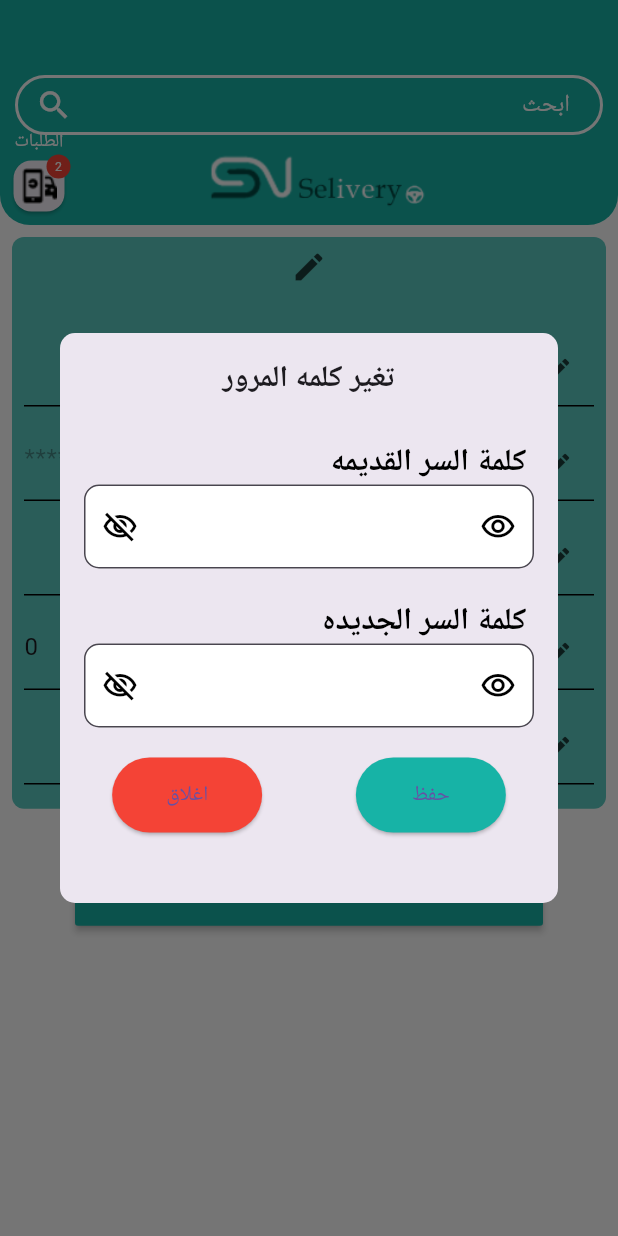
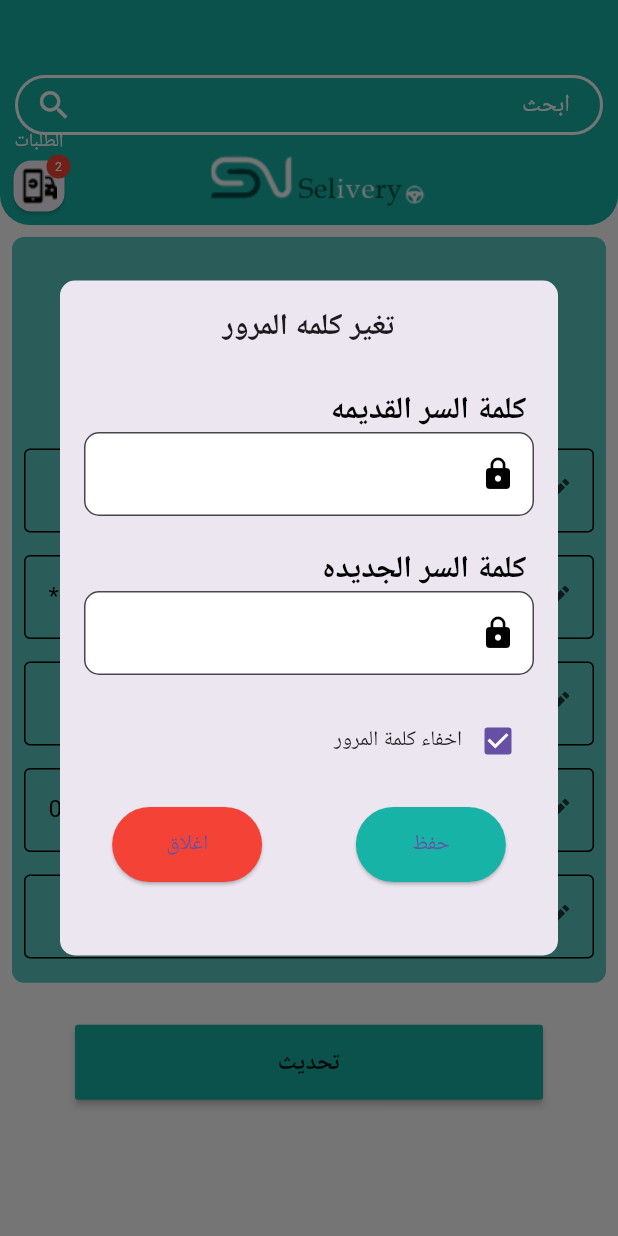
Before and after one commit to hassan553/selivery_client, a Flutter app: the ClientEditProfileView screen opened directly, after a tap on "كلمة المرور", on a phone screen of 412 x 824 dp. Run offline on Flutter 3.47's test engine with Material 3 defaults, Android fonts, the phone set to English and light mode, and no system bars; our stand-ins replace awesome_dialog, bloc, dartz, dio, equatable, firebase_core and 8 more; missing offline and left inert: animated_snack_bar; accounts and stored records are empty; network calls fail; project files that could hold a hidden picture were left out.

Commit message:
edit upload image

```diff
--- a/lib/app/app.dart
+++ b/lib/app/app.dart
@@ -2,7 +2,6 @@ import 'package:flutter/material.dart';
 import 'package:get/get.dart';
 import 'package:selivery_client/binding.dart';
 import 'package:selivery_client/features/home/views/main_view.dart';
-
 import '../core/rescourcs/app_theme.dart';
 import '../features/splash/presentation/splash.dart';
 
@@ -18,7 +17,7 @@ class SeliveryClient extends StatelessWidget {
       title: 'Selivery ',
       theme: appTheme(),
       textDirection: TextDirection.rtl,
-      home:MainView(),
+      home: MainView(),
     );
   }
 }
--- a/lib/core/helper/notifictions_helper.dart
+++ b/lib/core/helper/notifictions_helper.dart
@@ -15,6 +15,7 @@ class FirebaseMessagingService {
   // Get the device token for push notifications
   static Future<String?> getDeviceTok() async {
     try {
+      print(await _firebaseMessaging.getToken());
       return await _firebaseMessaging.getToken();
     } catch (error) {
       return null;
@@ -47,7 +48,7 @@ class FirebaseMessagingService {
   }
 
   // Subscribe to a topic
- static Future<void> subscribeToTopic(String topic) async {
+  static Future<void> subscribeToTopic(String topic) async {
     await _firebaseMessaging.subscribeToTopic(topic);
   }
 
@@ -65,7 +66,6 @@ class FirebaseMessagingService {
 
     FirebaseMessaging.onMessageOpenedApp.listen((RemoteMessage? message) {
       if (message != null) {
-
         _handleNotification(message);
       }
     });
--- a/lib/core/widgets/custom_image.dart
+++ b/lib/core/widgets/custom_image.dart
@@ -1,6 +1,8 @@
 // ignore_for_file: public_member_api_docs, sort_constructors_first
 import 'package:flutter/material.dart';
+import 'package:flutter/services.dart';
 
+import '../contants/api.dart';
 import '../rescourcs/app_colors.dart';
 
 class CustomAssetsImage extends StatelessWidget {
@@ -39,11 +41,32 @@ class CustomNetworkImage extends StatelessWidget {
     this.height,
     this.boxFit,
   });
+  String checkImage(String? image) {
+    try {
+      if (image == null) {
+        return '';
+      }
+      String i = '${baseUri}images\\$image';
+      print(i);
+      if (i == baseUri) {
+        return '';
+      }
+      return i;
+    } on PlatformException catch (e) {
+      print('e${e.toString()}');
+      return '';
+    } catch (error) {
+      print(error.toString());
+      return '';
+    }
+  }
 
   @override
   Widget build(BuildContext context) {
+    print('image$imagePath');
     return Image.network(
-      imagePath??'',
+      checkImage(imagePath),
+      fit: boxFit,
       loadingBuilder: (BuildContext context, Widget child,
           ImageChunkEvent? loadingProgress) {
         if (loadingProgress == null) {
--- a/lib/core/widgets/image_picker.dart
+++ b/lib/core/widgets/image_picker.dart
@@ -7,7 +7,7 @@ class PickImage {
   File pickedImage;
     final imagePicker = ImagePicker();
     final _pickedImage =
-        await imagePicker.pickImage(source: ImageSource.gallery);
+        await imagePicker.pickImage(source: ImageSource.gallery,imageQuality: 60);
 
     if (_pickedImage != null) {
       pickedImage = File(_pickedImage.path);
--- a/lib/features/profile/controller/client_profile_controller.dart
+++ b/lib/features/profile/controller/client_profile_controller.dart
@@ -8,10 +8,10 @@ import '../data/repository/client_profile_repo.dart';
 
 class ClientProfileController extends GetxController {
   ClientProfileRepo clientProfileRepo = ClientProfileRepo();
-  final TextEditingController gander = TextEditingController();
-  final TextEditingController name = TextEditingController();
-  final TextEditingController phone = TextEditingController();
-  final TextEditingController age = TextEditingController(text: '0');
+  final TextEditingController genderController = TextEditingController();
+  final TextEditingController nameController = TextEditingController();
+  final TextEditingController phoneController = TextEditingController();
+  final TextEditingController ageController = TextEditingController(text: '0');
   final TextEditingController password = TextEditingController(text: '*****');
 
   bool isLoading = false;
@@ -28,6 +28,7 @@ class ClientProfileController extends GetxController {
       }, (r) {
         isLoading = false;
         clientProfileModel = r;
+        errorMessage = '';
       });
     } else {
       errorMessage = 'لا يوجد اتصال بالانترنت';
@@ -87,7 +88,36 @@ class ClientProfileController extends GetxController {
             context: context,
             message: 'تم التغير بنجاح',
             requestStates: RequestStates.success);
+        getClientProfile();
       });
+    } else {
+      showSnackBarWidget(
+          context: context,
+          message: 'لا يوجد اتصال بالانترنت',
+          requestStates: RequestStates.error);
+    }
+    update();
+  }
+
+  bool changeImageLoding = false;
+  changePicture(context) async {
+    if (await checkInternet()) {
+      try {
+        changeImageLoding = true;
+        update();
+        await clientProfileRepo.pickClientImage();
+        changeImageLoding = false;
+         showSnackBarWidget(
+            context: context,
+            message: 'تم التغير بنجاح',
+            requestStates: RequestStates.success);
+      } catch (error) {
+        changeImageLoding = false;
+        showSnackBarWidget(
+            context: context,
+            message: "لقد حدث خطا",
+            requestStates: RequestStates.error);
+      }
     } else {
       showSnackBarWidget(
           context: context,
@@ -99,11 +129,11 @@ class ClientProfileController extends GetxController {
 
   void setControllers() {
     try {
-      name.text = clientProfileModel?.name ?? '';
-      age.text = clientProfileModel?.age.toString() ?? '';
-      password.text = '*******';
-      phone.text = clientProfileModel?.phone ?? '';
-      gander.text = clientProfileModel?.gander ?? '';
+      nameController.text = clientProfileModel?.name ?? '';
+      ageController.text = clientProfileModel?.age.toString() ?? '';
+      password.text = '********';
+      phoneController.text = clientProfileModel?.phone ?? '';
+      genderController.text = clientProfileModel?.gander ?? '';
       update();
     } catch (error) {}
   }
@@ -118,9 +148,9 @@ class ClientProfileController extends GetxController {
   @override
   void dispose() {
     // TODO: implement dispose
-    name.dispose();
-    gander.dispose();
-    phone.dispose();
+    nameController.dispose();
+    genderController.dispose();
+    phoneController.dispose();
     password.dispose();
     super.dispose();
   }
--- a/lib/features/profile/cubit/client_profile_state.dart
+++ /dev/null
@@ -1,37 +0,0 @@
-part of 'client_profile_cubit.dart';
-
-class ClientProfileState extends Equatable {
-  const ClientProfileState();
-
-  @override
-  List<Object> get props => [];
-}
-
-class ClientProfileInitial extends ClientProfileState {}
-
-class ClientProfileLoading extends ClientProfileState {}
-
-class ClientProfileError extends ClientProfileState {}
-
-class ClientProfileSuccess extends ClientProfileState {
-  final ClientProfileModel? clientModel;
-
-  const ClientProfileSuccess(this.clientModel);
-}
-
-class ClientUpdateProfileLoading extends ClientProfileState {}
-
-class ClientUpdateProfileError extends ClientProfileState {}
-
-class ClientUpdateProfileSuccess extends ClientProfileState {
-  final ClientProfileModel? clientModel;
-
-  const ClientUpdateProfileSuccess(this.clientModel);
-}
-
-class ClientUpdatePasswordError extends ClientProfileState {}
-
-class ClientUpdatePasswordSuccess extends ClientProfileState {
-  final String message;
-  const ClientUpdatePasswordSuccess(this.message);
-}
--- a/lib/features/profile/presentation/view/client_edit_profile.dart
+++ b/lib/features/profile/presentation/view/client_edit_profile.dart
@@ -1,14 +1,16 @@
 import 'package:flutter/material.dart';
+import 'package:flutter/services.dart';
 import 'package:get/get.dart';
-
+import 'package:selivery_client/features/profile/presentation/widgets/selecte_gender.dart';
 import '../../../../../core/widgets/custom_appBar.dart';
 import '../../../../../core/rescourcs/app_colors.dart';
-
+import '../../../../core/widgets/custom_image.dart';
 import '../../../../core/widgets/custom_loading_widget.dart';
 import '../../../../core/widgets/custom_sized_box.dart';
 import '../../controller/client_profile_controller.dart';
 import '../../data/repository/client_profile_repo.dart';
 import '../widgets/change_password_widget.dart';
+import '../widgets/custom_textfield.dart';
 
 class ClientEditProfileView extends StatefulWidget {
   const ClientEditProfileView({super.key});
@@ -20,6 +22,12 @@ class ClientEditProfileView extends StatefulWidget {
 class _ClientEditProfileViewState extends State<ClientEditProfileView> {
   final formKey = GlobalKey<FormState>();
   final controller = Get.find<ClientProfileController>();
+  @override
+  void initState() {
+    // TODO: implement initState
+    super.initState();
+    controller.setControllers();
+  }
 
   @override
   Widget build(BuildContext context) {
@@ -34,7 +42,6 @@ class _ClientEditProfileViewState extends State<ClientEditProfileView> {
                 borderRadius: BorderRadius.circular(8),
               ),
               child: GetBuilder<ClientProfileController>(builder: (controller) {
-                controller.setControllers();
                 return Padding(
                   padding: const EdgeInsets.all(8),
                   child: Form(
@@ -42,30 +49,54 @@ class _ClientEditProfileViewState extends State<ClientEditProfileView> {
                     child: Column(
                       mainAxisSize: MainAxisSize.min,
                       children: [
+                        if (controller.changeImageLoding) ...[
+                          const SizedBox(height: 20),
+                          const LinearProgressIndicator(
+                              color: Colors.green, backgroundColor: Colors.red),
+                          const SizedBox(height: 20),
+                        ],
                         Stack(
                           alignment: Alignment.bottomLeft,
                           children: [
-                            // ClipRRect(
-                            //     borderRadius: BorderRadius.circular(60),
-                            //     child: CustomNetworkImage(
-                            //       imagePath:
-                            //           "http://192.168.1.122:8000/${controller.clientProfileModel?.image}",
-                            //       width: 120,
-                            //       boxFit: BoxFit.fill,
-                            //     )),
+                            SizedBox(
+                              width: 150,
+                              height: 100,
+                              child: ClipRRect(
+                                borderRadius: BorderRadius.circular(10),
+                                child: CustomNetworkImage(
+                                  imagePath:
+                                      controller.clientProfileModel?.image ??
+                                          '',
+                                  boxFit: BoxFit.fill,
+                                ),
+                              ), // Replace with your image path
+                            ),
                             InkWell(
                               onTap: () {
-                                ClientProfileRepo().pickClientImage();
+                                controller.changePicture(context);
                               },
+                              child: CircleAvatar(
+                                backgroundColor: AppColors.primaryColor,
                                 child: Icon(
                                   Icons.edit,
                                   color: AppColors.black.withOpacity(.7),
                                 ),
                               ),
+                            ),
                           ],
                         ),
                         const CustomSizedBox(value: .04),
-                        editTextFiled('الاسم', controller.name),
+                        EditField(
+                            validate: (p0) {
+                              if (p0 == null) {
+                                return 'لا يسمح بقيمه فارغه';
+                              } else if (p0.isEmpty) {
+                                return 'لا يسمح بقيمه فارغه';
+                              }
+                              return null;
+                            },
+                            prefix: 'الاسم',
+                            hint: controller.nameController),
                         const SizedBox(height: 15),
                         InkWell(
                             onTap: () {
@@ -76,15 +107,63 @@ class _ClientEditProfileViewState extends State<ClientEditProfileView> {
                                 },
                               );
                             },
-                          child: editTextFiled(
-                              'كلمة المرور', controller.password, false),
+                            child: EditField(
+                                prefix: 'كلمة المرور',
+                                hint: TextEditingController(text: '*****'),
+                                isEnable: false)),
+                        const SizedBox(height: 15),
+                        EditField(
+                            validate: (p0) {
+                              if (p0 == null) {
+                                return 'لا يسمح بقيمه فارغه';
+                              } else if (p0.isEmpty) {
+                                return 'لا يسمح بقيمه فارغه';
+                              } else if (p0.length != 11) {
+                                return 'ادخل رقم صحيح';
+                              }
+                              return null;
+                            },
+                            type: TextInputType.phone,
+                            prefix: 'رقم الموبايل',
+                            hint: controller.phoneController),
+                        const SizedBox(height: 15),
+                        EditField(
+                            validate: (p0) {
+                              int p = 0;
+                              if (p0 != null) {
+                                if (p0.isNotEmpty) {
+                                  p = int.parse(p0);
+                                }
+                              }
+                              if (p0 == null) {
+                                return 'لا يسمح بقيمه فارغه';
+                              } else if (p < 21) {
+                                return 'العمر يجب ان يزيد عن 21 عاما';
+                              } else if (p > 100) {
+                                return 'ادخل رقم صحيح';
+                              } else if (p0.isEmpty) {
+                                return 'لا يسمح بقيمه فارغه';
+                              }
+                              return null;
+                            },
+                            type: TextInputType.number,
+                            prefix: 'السن',
+                            hint: controller.ageController),
+                        const SizedBox(height: 15),
+                        InkWell(
+                          onTap: () {
+                            showDialog(
+                              context: context,
+                              builder: (context) {
+                                return const SelecteGenderWidget();
+                              },
+                            );
+                          },
+                          child: EditField(
+                              prefix: 'النوع',
+                              isEnable: false,
+                              hint: controller.genderController),
                         ),
-                        const SizedBox(height: 15),
-                        editTextFiled('رقم الموبايل', controller.phone),
-                        const SizedBox(height: 15),
-                        editTextFiled('السن', controller.age),
-                        const SizedBox(height: 15),
-                        editTextFiled('النوع', controller.gander),
                         const CustomSizedBox(value: .01),
                       ],
                     ),
@@ -100,18 +179,14 @@ class _ClientEditProfileViewState extends State<ClientEditProfileView> {
                       padding: const EdgeInsets.symmetric(horizontal: 50),
                       child: MaterialButton(
                         onPressed: () {
+                          if (formKey.currentState!.validate()) {
                             controller.updateProfile(
                                 context: context,
-                              age: controller.age?.text??'',
-                              gender: controller.gander?.text??'',
-                              name: controller.name?.text??'',
-                              phone: controller.phone?.text??'');
-                          // ClientProfileCubit.get(co?ntext)
-                          //     .updateClientProfileInfo(
-                          //         phone: cubit.phone.text,
-                          //         name: cubit.name.text,
-                          //         gender: cubit.gander.text,
-                          //         age: int.parse(cubit.age.text));
+                                age: controller.ageController.text,
+                                gender: controller.genderController.text,
+                                name: controller.nameController.text,
+                                phone: controller.phoneController.text);
+                          }
                         },
                         height: 50,
                         minWidth: 80,
@@ -130,15 +205,13 @@ class _ClientEditProfileViewState extends State<ClientEditProfileView> {
     );
   }
 
-  Widget editTextFiled(String prefix, TextEditingController? controller,
-      [bool? isEnable]) {
+  Widget editTextFiled(String prefix, String hint, [bool? isEnable]) {
     return TextFormField(
-      controller: controller,
       onChanged: (value) {
         setState(() {
-          controller?.text = value;
-          print(controller?.text);
+          hint = value;
         });
+        print('hin$hint');
       },
       onTapOutside: (value) {
         FocusScope.of(context).unfocus();
@@ -147,6 +220,8 @@ class _ClientEditProfileViewState extends State<ClientEditProfileView> {
       cursorColor: AppColors.black,
       decoration: InputDecoration(
         enabled: isEnable ?? true,
+        hintText: hint,
+        hintTextDirection: TextDirection.ltr,
         prefixText: prefix,
         prefixStyle: const TextStyle(color: AppColors.black),
         prefixIcon: Icon(
@@ -154,11 +229,11 @@ class _ClientEditProfileViewState extends State<ClientEditProfileView> {
           size: 20,
           color: AppColors.black.withOpacity(.7),
         ),
-        disabledBorder: const UnderlineInputBorder(
+        disabledBorder: const OutlineInputBorder(
             borderSide: BorderSide(color: AppColors.black)),
-        enabledBorder: const UnderlineInputBorder(
+        enabledBorder: const OutlineInputBorder(
             borderSide: BorderSide(color: AppColors.black)),
-        focusedBorder: const UnderlineInputBorder(
+        focusedBorder: const OutlineInputBorder(
             borderSide: BorderSide(color: AppColors.black)),
       ),
     );
--- a/lib/features/profile/presentation/view/client_profile_view.dart
+++ b/lib/features/profile/presentation/view/client_profile_view.dart
@@ -1,5 +1,6 @@
 import 'package:flutter/material.dart';
 import 'package:get/get.dart';
+import 'package:selivery_client/core/contants/api.dart';
 import 'package:selivery_client/features/profile/presentation/widgets/update_profile.dart';
 import '../../../../../core/widgets/custom_loading_widget.dart';
 import '../../../../core/widgets/error_componant.dart';
@@ -50,8 +51,7 @@ class _ClientProfileViewState extends State<ClientProfileView> {
             // TopTitleWidget(
             //   title1: 'عم',
             //   title2: 'يل',
-            //   image:
-            //       "http://192.168.1.122:8000/${clientModel?.image}", //clientModel?.image
+            //   image: clientModel?.image,
             //   name: clientModel?.name,
             // ),
             const SizedBox(height: 10),
--- a/lib/features/profile/presentation/widgets/change_password_widget.dart
+++ b/lib/features/profile/presentation/widgets/change_password_widget.dart
@@ -22,11 +22,6 @@ class _MyDialogState extends State<MyDialog> {
   var confirmNewPasswordFocus = FocusNode();
   final formKey = GlobalKey<FormState>();
   bool isObscure = true;
-  changeIcon() {
-    setState(() {
-      isObscure = !isObscure;
-    });
-  }
 
   @override
   void dispose() {
@@ -44,7 +39,7 @@ class _MyDialogState extends State<MyDialog> {
         borderRadius: BorderRadius.circular(10.0),
       ),
       child: Container(
-        height: 380.0,
+        height: 450.0,
         padding: const EdgeInsets.all(16.0),
         child: Form(
           key: formKey,
@@ -95,15 +90,7 @@ class _MyDialogState extends State<MyDialog> {
                     borderRadius: BorderRadius.circular(10),
                     borderSide: const BorderSide(color: AppColors.black),
                   ),
-                  suffixIcon: InkWell(
-                      onTap: () => changeIcon(),
-                      child: Icon(
-                          isObscure
-                              ? Icons.visibility_off_outlined
-                              : Icons.visibility_outlined,
-                          color: AppColors.black)),
-                  prefixIcon: const Icon(Icons.visibility_outlined,
-                      color: Colors.black),
+                  prefixIcon: const Icon(Icons.lock, color: Colors.black),
                 ),
               ),
               const SizedBox(height: 20),
@@ -140,16 +127,22 @@ class _MyDialogState extends State<MyDialog> {
                     borderRadius: BorderRadius.circular(10),
                     borderSide: const BorderSide(color: AppColors.black),
                   ),
-                  suffixIcon: InkWell(
-                      onTap: () => changeIcon(),
-                      child: Icon(
-                          isObscure
-                              ? Icons.visibility_off_outlined
-                              : Icons.visibility_outlined,
-                          color: AppColors.black)),
-                  prefixIcon: const Icon(Icons.visibility_outlined,
-                      color: Colors.black),
+                  prefixIcon: const Icon(Icons.lock, color: Colors.black),
                 ),
+              ),
+              const SizedBox(height: 20),
+              Row(
+                children: [
+                  Checkbox(
+                    value: isObscure,
+                    onChanged: (bool? value) {
+                      setState(() {
+                        isObscure = value ?? true;
+                      });
+                    },
+                  ),
+                  const Text('اخفاء كلمة المرور'),
+                ],
               ),
               const SizedBox(height: 20),
               Row(
--- /dev/null
+++ b/lib/features/profile/presentation/widgets/custom_textfield.dart
@@ -0,0 +1,52 @@
+import 'package:flutter/material.dart';
+import 'package:flutter/services.dart';
+import '../../../../core/rescourcs/app_colors.dart';
+
+class EditField extends StatelessWidget {
+  final String prefix;
+  final TextEditingController hint;
+  final bool? isEnable;
+  final String? Function(String?)? validate;
+  final List<TextInputFormatter>? inputFormatter;
+  final TextInputType? type;
+  const EditField(
+      {super.key,
+      required this.hint,
+      required this.prefix,
+      this.isEnable = true,
+      this.validate,
+      this.inputFormatter,this.type});
+
+  @override
+  Widget build(BuildContext context) {
+    return TextFormField(
+      controller: hint,
+      onChanged: (value) {},
+      onTapOutside: (value) {
+        FocusScope.of(context).unfocus();
+      },
+      inputFormatters: inputFormatter,
+      keyboardType: type,
+      validator: validate,
+      style: const TextStyle(color: AppColors.black),
+      textDirection: TextDirection.ltr,
+      cursorColor: AppColors.black,
+      decoration: InputDecoration(
+        enabled: isEnable ?? true,
+        prefixText: prefix,
+        prefixStyle: const TextStyle(color: AppColors.black),
+        prefixIcon: Icon(
+          Icons.edit,
+          size: 20,
+          color: AppColors.black.withOpacity(.7),
+        ),
+        disabledBorder: const OutlineInputBorder(
+            borderSide: BorderSide(color: AppColors.black)),
+        enabledBorder: const OutlineInputBorder(
+            borderSide: BorderSide(color: AppColors.black)),
+        focusedBorder: const OutlineInputBorder(
+            borderSide: BorderSide(color: AppColors.black)),
+      ),
+    );
+  }
+}
```
Also changed, not shown: lib/features/home/views/main_view.dart (+4 -3 lines), lib/features/profile/cubit/client_profile_cubit.dart (deleted, +0 -75 lines), lib/features/profile/data/repository/client_profile_repo.dart (+36 -87 lines), lib/features/profile/presentation/widgets/selecte_gender.dart (added, +56 -0 lines), lib/features/profile/presentation/widgets/top_title.dart (+19 -21 lines). Lines whose indentation alone changed are shown as unchanged.
